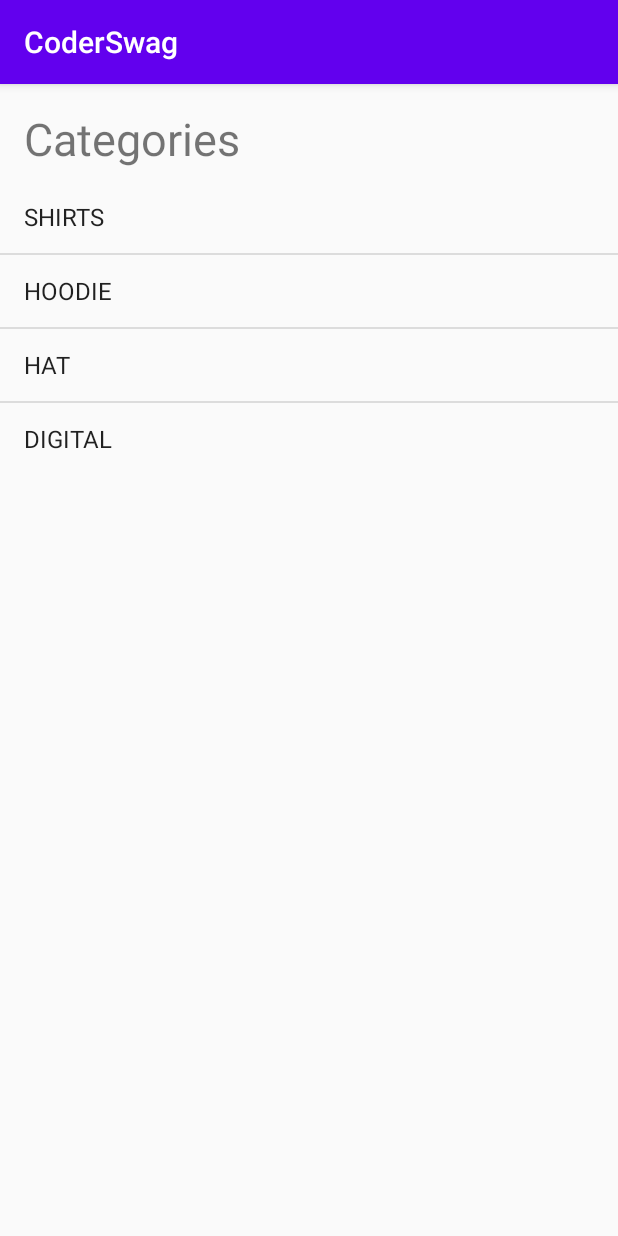
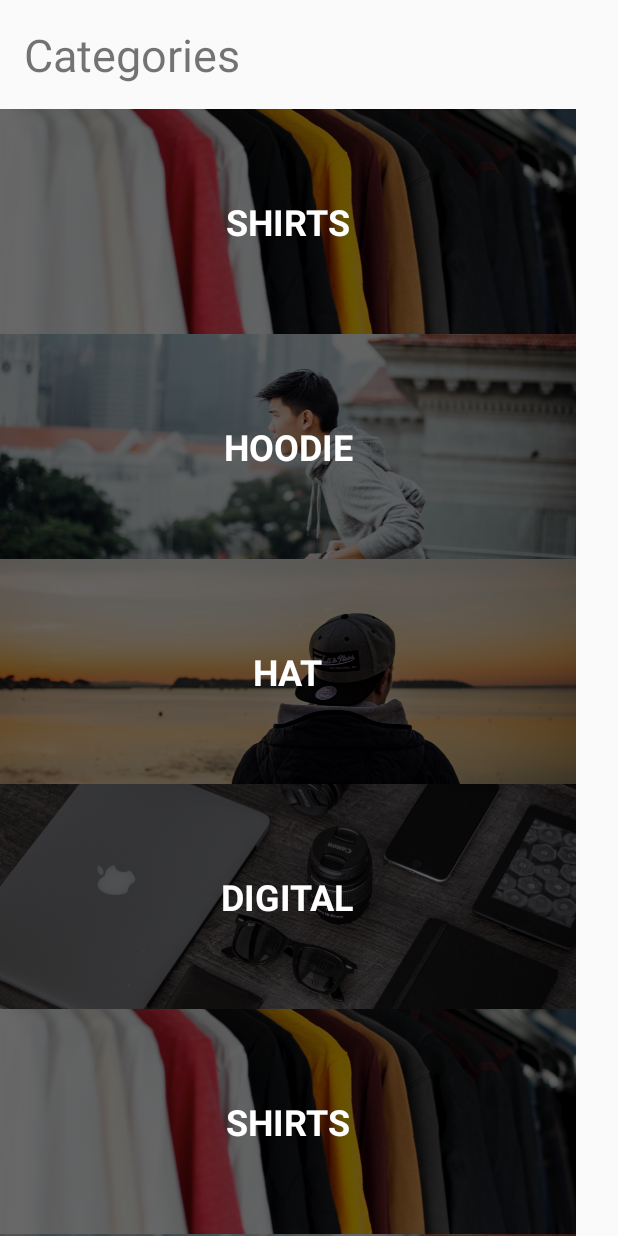
Before and after one commit to Kipropkevin/CoderSwag, an Android app: the screen it shows after launch (MainActivity), on a phone screen of 412 x 824 dp. Run offline under Robolectric (Android 15) with nearby library versions, the phone set to English and light mode, and no system bars.

Commit message:
lesson03

```diff
--- /dev/null
+++ b/app/src/main/java/com/example/coderswag/adapter/categoryadapter.kt
@@ -0,0 +1,50 @@
+package com.example.coderswag.adapter
+
+import android.content.Context
+import android.view.LayoutInflater
+import android.view.View
+import android.view.ViewGroup
+import android.widget.BaseAdapter
+import android.widget.ImageView
+import android.widget.TextView
+import com.example.coderswag.R
+import com.example.coderswag.model.Category
+
+class categoryadapter(context: Context, categories: List<Category>) : BaseAdapter() {
+
+    val context = context
+    val categories = categories
+
+    override fun getView(position: Int, convertView: View?, parent: ViewGroup?): View {
+
+        val categoryView : View
+
+        categoryView = LayoutInflater.from(context).inflate(R.layout.category_list_item, null)
+
+        val categoryImage : ImageView = categoryView.findViewById(R.id.categoryimage)
+        val categoryName : TextView = categoryView.findViewById(R.id.categoryname)
+        println("Heavy computing")
+
+        val category = categories[position]
+
+        val resourceId = context.resources.getIdentifier(category.image, "drawable", context.packageName)
+        categoryImage.setImageResource(resourceId)
+        println(resourceId)
+        categoryName.text = category.title
+
+        return categoryView
+
+    }
+
+    override fun getItem(position: Int): Any {
+        return categories[position]
+    }
+
+    override fun getItemId(position: Int): Long {
+        return 0
+    }
+
+    override fun getCount(): Int {
+        return categories.count()
+    }
+}
--- a/app/src/main/java/com/example/coderswag/controller/MainActivity.kt
+++ b/app/src/main/java/com/example/coderswag/controller/MainActivity.kt
@@ -4,21 +4,20 @@ import androidx.appcompat.app.AppCompatActivity
 import android.os.Bundle
 import android.widget.ArrayAdapter
 import com.example.coderswag.R
+import com.example.coderswag.adapter.categoryadapter
 import com.example.coderswag.model.Category
 import com.example.coderswag.services.dataservice
 import kotlinx.android.synthetic.main.activity_main.*
 
 class MainActivity : AppCompatActivity() {
 
-    lateinit var adapter : ArrayAdapter<Category>
+    lateinit var adapter : categoryadapter
 
     override fun onCreate(savedInstanceState: Bundle?) {
         super.onCreate(savedInstanceState)
         setContentView(R.layout.activity_main)
 
-        adapter = ArrayAdapter(this,
-            android.R.layout.simple_list_item_1,
-            dataservice.categories)
+        adapter = categoryadapter(this, dataservice.categories)
         categoryListView.adapter = adapter
     }
 }
--- a/app/src/main/java/com/example/coderswag/services/dataservice.kt
+++ b/app/src/main/java/com/example/coderswag/services/dataservice.kt
@@ -6,6 +6,14 @@ import com.example.coderswag.model.Product
 object dataservice {
 
     val categories = listOf(
+        Category("SHIRTS", "shirtimage"),
+        Category("HOODIE", "hoodieimage"),
+        Category("HAT", "hatimage"),
+        Category("DIGITAL", "digitalgoodsimage"),
+        Category("SHIRTS", "shirtimage"),
+        Category("HOODIE", "hoodieimage"),
+        Category("HAT", "hatimage"),
+        Category("DIGITAL", "digitalgoodsimage"),
         Category("SHIRTS", "shirtimage"),
         Category("HOODIE", "hoodieimage"),
         Category("HAT", "hatimage"),
--- a/app/src/main/res/layout/activity_main.xml
+++ b/app/src/main/res/layout/activity_main.xml
@@ -19,18 +19,14 @@
 
     <ListView
         android:id="@+id/categoryListView"
-        android:layout_width="wrap_content"
-        android:layout_height="wrap_content"
-        android:layout_marginStart="8dp"
-        android:layout_marginLeft="8dp"
-        android:layout_marginTop="8dp"
-        android:layout_marginEnd="8dp"
-        android:layout_marginRight="8dp"
-        android:layout_marginBottom="8dp"
+        android:layout_width="0dp"
+        android:layout_height="0dp"
+        android:layout_marginTop="16dp"
         app:layout_constraintBottom_toBottomOf="parent"
         app:layout_constraintEnd_toEndOf="parent"
         app:layout_constraintStart_toStartOf="parent"
         app:layout_constraintTop_toBottomOf="@+id/textView"
-        app:layout_constraintVertical_bias="0.0" />
+        app:layout_constraintVertical_bias="0.0"
+        android:divider="@null"/>
 
 </androidx.constraintlayout.widget.ConstraintLayout>
--- a/app/src/main/res/layout/category_list_item.xml
+++ b/app/src/main/res/layout/category_list_item.xml
@@ -8,7 +8,7 @@
 
     <ImageView
         android:id="@+id/categoryimage"
-        android:layout_width="0dp"
+        android:layout_width="wrap_content"
         android:layout_height="150dp"
         android:scaleType="centerCrop"
         app:layout_constraintBottom_toBottomOf="parent"
--- a/app/src/main/res/values/styles.xml
+++ b/app/src/main/res/values/styles.xml
@@ -1,7 +1,7 @@
 <resources>
 
     <!-- Base application theme. -->
-    <style name="AppTheme" parent="Theme.AppCompat.Light.DarkActionBar">
+    <style name="AppTheme" parent="Theme.AppCompat.Light.NoActionBar">
         <!-- Customize your theme here. -->
         <item name="colorPrimary">@color/colorPrimary</item>
         <item name="colorPrimaryDark">@color/colorPrimaryDark</item>
```
